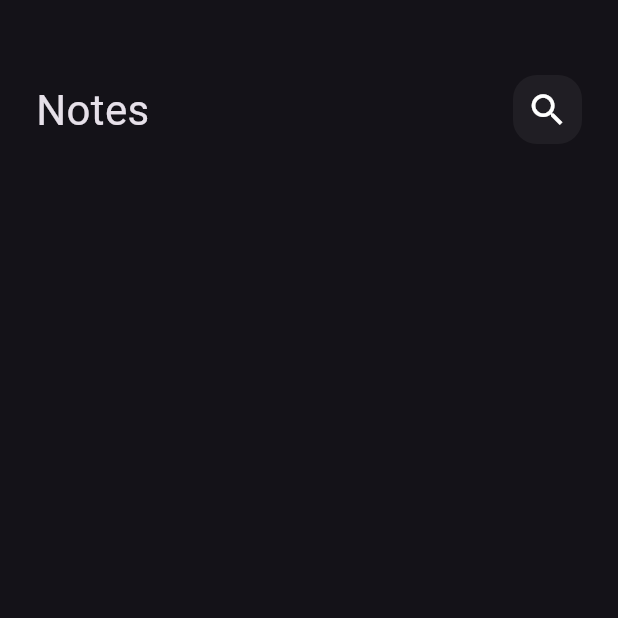
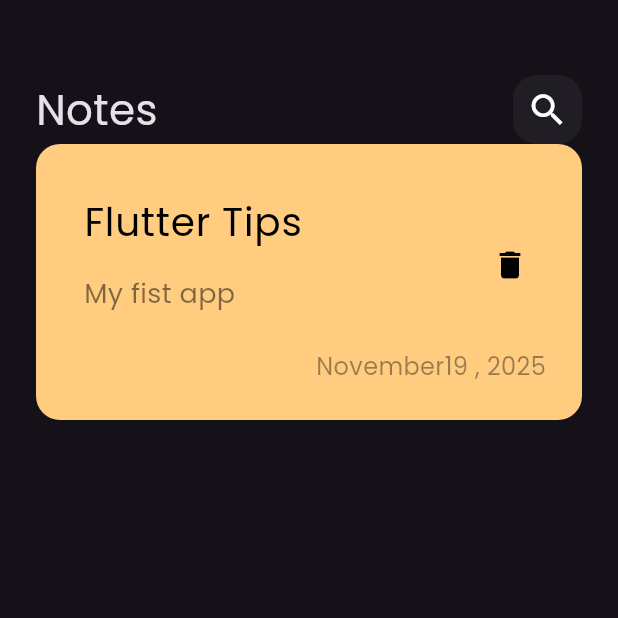
Before and after one commit to Yehia-Yehia1/notes_app, a Flutter app: the screen it shows after launch, on a phone screen of 412 x 824 dp, the top half of it. Run offline on Flutter 3.47's test engine with Material 3 defaults, Android fonts, the phone set to English and light mode, and no system bars.

Commit message:
create custom note item

```diff
--- a/app/lib/main.dart
+++ b/app/lib/main.dart
@@ -11,7 +11,7 @@ class NotesApp extends StatelessWidget {
   @override
   Widget build(BuildContext context) {
     return MaterialApp(
-      theme: ThemeData(brightness: Brightness.dark),
+      theme: ThemeData(brightness: Brightness.dark, fontFamily: 'Poppins'),
       home: const NotesView(),
     );
   }
--- /dev/null
+++ b/app/lib/views/widgets/custom_note_item.dart
@@ -0,0 +1,51 @@
+import 'package:flutter/material.dart';
+
+class NoteItem extends StatelessWidget {
+  const NoteItem({super.key});
+
+  @override
+  Widget build(BuildContext context) {
+    return Container(
+      padding: const EdgeInsets.only(top: 24, bottom: 24, left: 16),
+      decoration: BoxDecoration(
+        color: const Color(0xffFFCC80),
+        borderRadius: BorderRadius.circular(16),
+      ),
+      child: Column(
+        crossAxisAlignment: CrossAxisAlignment.end,
+        children: [
+          ListTile(
+            title: const Text(
+              'Flutter Tips',
+              style: TextStyle(color: Colors.black, fontSize: 26),
+            ),
+            subtitle: Padding(
+              padding: const EdgeInsets.only(top: 16, bottom: 16),
+              child: Text(
+                'My fist app',
+                style: TextStyle(
+                  color: Colors.black.withOpacity(.5),
+                  fontSize: 18,
+                ),
+              ),
+            ),
+            trailing: IconButton(
+              onPressed: () {},
+              icon: const Icon(Icons.delete, color: Colors.black, size: 24),
+            ),
+          ),
+          Padding(
+            padding: const EdgeInsets.only(right: 24),
+            child: Text(
+              'November19 , 2025',
+              style: TextStyle(
+                color: Colors.black.withOpacity(.4),
+                fontSize: 16,
+              ),
+            ),
+          ),
+        ],
+      ),
+    );
+  }
+}
--- a/app/lib/views/widgets/notes_view_body.dart
+++ b/app/lib/views/widgets/notes_view_body.dart
@@ -1,6 +1,7 @@
 import 'package:flutter/material.dart';
 
 import 'custom_app_bar.dart';
+import 'custom_note_item.dart';
 
 class NotesViewBody extends StatelessWidget {
   const NotesViewBody({super.key});
@@ -9,7 +10,9 @@ class NotesViewBody extends StatelessWidget {
   Widget build(BuildContext context) {
     return Padding(
       padding: const EdgeInsets.symmetric(horizontal: 24),
-      child: Column(children: const [SizedBox(height: 50), CustomAppBar()]),
+      child: Column(
+        children: const [SizedBox(height: 50), CustomAppBar(), NoteItem()],
+      ),
     );
   }
 }
```
Also changed, not shown: app/pubspec.yaml (+5 -11 lines), assets/fonts/Poppins-Regular.ttf (added).
